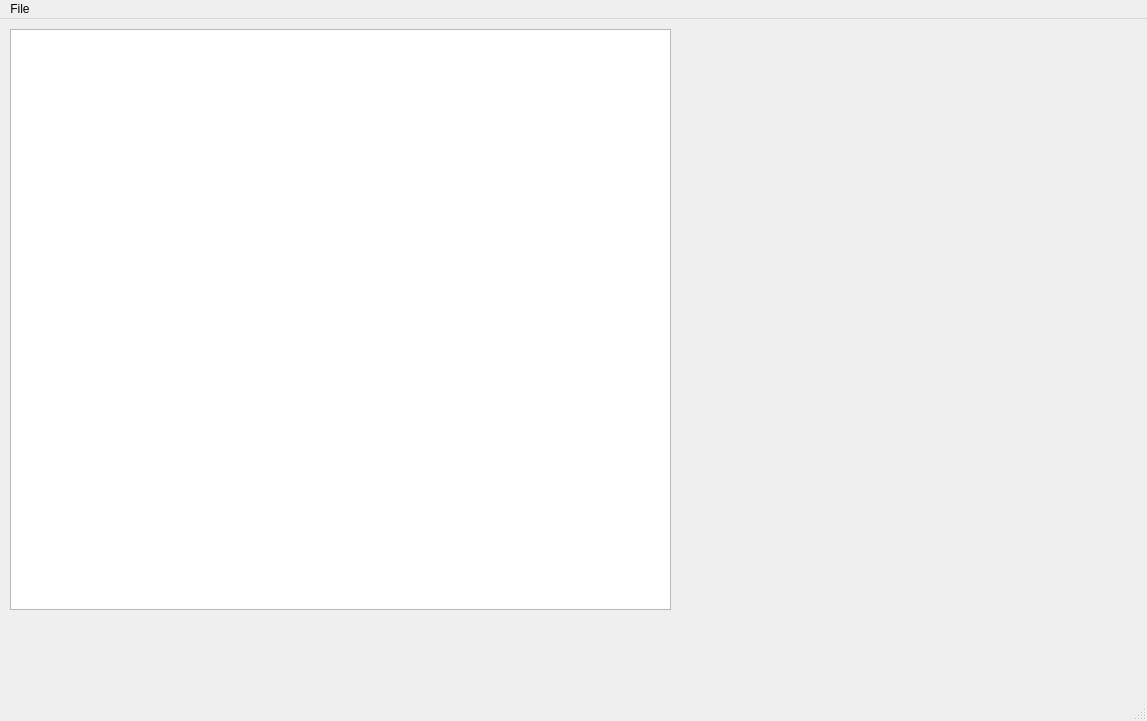
Above: src/mainwindow.ui from spaceUSSR/storage before the change. Below: the same form after it.
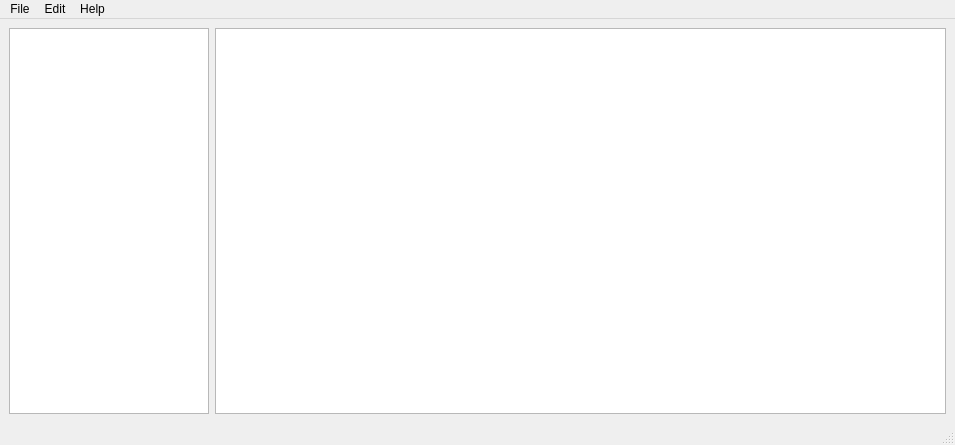
That is the form after the change.

What changed in the file:
```diff
--- a/src/mainwindow.ui
+++ b/src/mainwindow.ui
@@ -6,8 +6,8 @@
    <rect>
     <x>0</x>
     <y>0</y>
-    <width>1147</width>
-    <height>721</height>
+    <width>955</width>
+    <height>445</height>
    </rect>
   </property>
   <property name="contextMenuPolicy">
@@ -17,24 +17,35 @@
    <string>wms</string>
   </property>
   <widget class="QWidget" name="centralwidget">
-   <widget class="QTableView" name="tableView">
-    <property name="geometry">
-     <rect>
-      <x>10</x>
-      <y>10</y>
-      <width>661</width>
-      <height>581</height>
-     </rect>
-    </property>
-   </widget>
+   <layout class="QGridLayout" name="gridLayout">
+    <item row="0" column="0">
+     <widget class="QListWidget" name="listWidget">
+      <property name="maximumSize">
+       <size>
+        <width>200</width>
+        <height>16777215</height>
+       </size>
+      </property>
+      <property name="font">
+       <font>
+        <family>Calibri</family>
+        <pointsize>11</pointsize>
+       </font>
+      </property>
+     </widget>
+    </item>
+    <item row="0" column="1">
+     <widget class="QTableView" name="tableView"/>
+    </item>
+   </layout>
   </widget>
   <widget class="QMenuBar" name="menubar">
    <property name="geometry">
     <rect>
      <x>0</x>
      <y>0</y>
-     <width>1147</width>
-     <height>25</height>
+     <width>955</width>
+     <height>18</height>
     </rect>
    </property>
    <widget class="QMenu" name="menuFile">
@@ -44,7 +55,24 @@
     <addaction name="actionExit"/>
     <addaction name="actionLogin"/>
    </widget>
+   <widget class="QMenu" name="menuEdit">
+    <property name="title">
+     <string>Edit</string>
+    </property>
+    <addaction name="actionAdd_new_line"/>
+    <addaction name="actionEdit"/>
+    <addaction name="actionRemove"/>
+    <addaction name="actionNew_table"/>
+   </widget>
+   <widget class="QMenu" name="menuHelp">
+    <property name="title">
+     <string>Help</string>
+    </property>
+    <addaction name="actionAbout"/>
+   </widget>
    <addaction name="menuFile"/>
+   <addaction name="menuEdit"/>
+   <addaction name="menuHelp"/>
   </widget>
   <widget class="QStatusBar" name="statusbar"/>
   <action name="actionExit">
```
Left out of the diff: 25 changed lines with no effect on the pictures.
